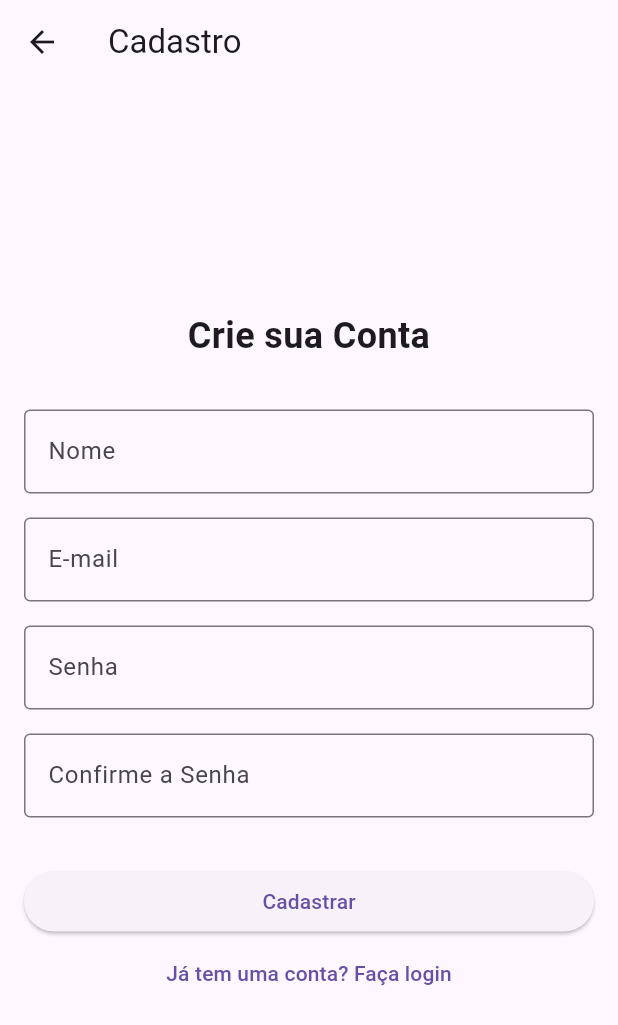
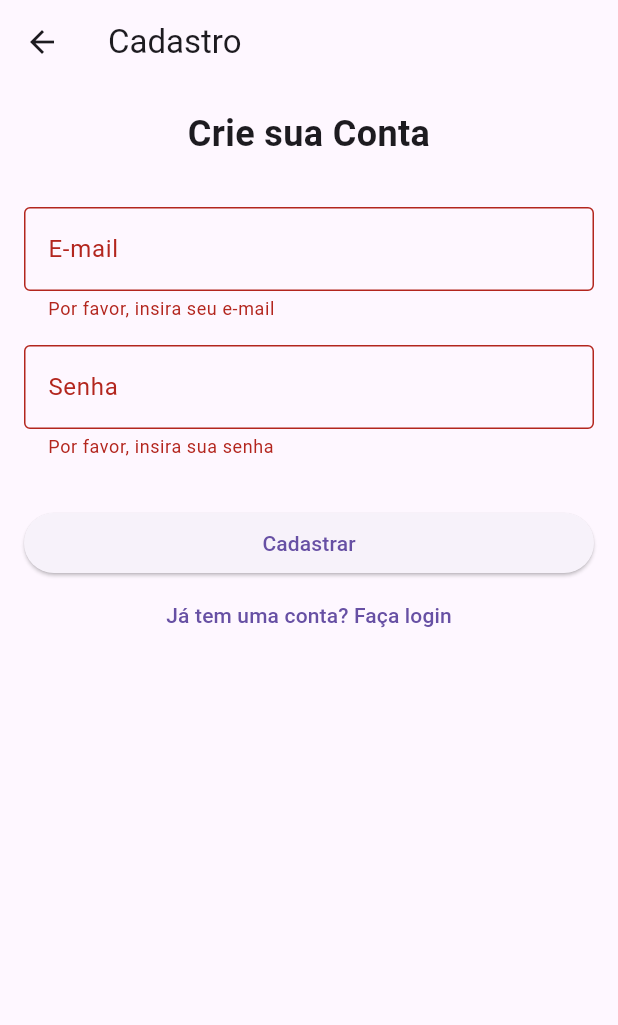
Before and after one commit to AntonioAlenc/Controle-de-Abastecimento, a Flutter app: the CadastroPage screen opened directly, after a tap on "Cadastrar", on a phone screen of 412 x 824 dp. Shown: the top 1025 px of the screen. Run offline on Flutter 3.47's test engine with Material 3 defaults, Android fonts, the phone set to English and light mode, and no system bars; our stand-ins replace cloud_firestore, firebase_auth, firebase_core; accounts and stored records are empty.

Commit message:
Tela de Login

```diff
--- a/controle_de_abastecimento/lib/telas/cadastro_page.dart
+++ b/controle_de_abastecimento/lib/telas/cadastro_page.dart
@@ -1,7 +1,27 @@
 import 'package:flutter/material.dart';
+import 'package:firebase_auth/firebase_auth.dart';
 
 class CadastroPage extends StatelessWidget {
-  const CadastroPage({Key? key}) : super(key: key);
+  final _formKey = GlobalKey<FormState>();
+  final TextEditingController emailController = TextEditingController();
+  final TextEditingController senhaController = TextEditingController();
+
+  CadastroPage({Key? key}) : super(key: key);
+
+  Future<void> _cadastrarUsuario(BuildContext context) async {
+    try {
+      await FirebaseAuth.instance.createUserWithEmailAndPassword(
+        email: emailController.text.trim(),
+        password: senhaController.text.trim(),
+      );
+      ScaffoldMessenger.of(context).showSnackBar(
+        const SnackBar(content: Text('Usuário cadastrado com sucesso!')));
+      Navigator.pop(context);
+    } catch (e) {
+      ScaffoldMessenger.of(context).showSnackBar(
+        SnackBar(content: Text('Erro ao cadastrar: $e')));
+    }
+  }
 
   @override
   Widget build(BuildContext context) {
@@ -11,9 +31,9 @@ class CadastroPage extends StatelessWidget {
       ),
       body: Padding(
         padding: const EdgeInsets.all(16.0),
-        child: Column(
-          mainAxisAlignment: MainAxisAlignment.center,
-          crossAxisAlignment: CrossAxisAlignment.stretch,
+        child: Form(
+          key: _formKey,
+          child: ListView(
             children: [
               const Text(
                 'Crie sua Conta',
@@ -21,53 +41,61 @@ class CadastroPage extends StatelessWidget {
                 textAlign: TextAlign.center,
               ),
               const SizedBox(height: 32),
-            TextField(
-              decoration: const InputDecoration(
-                labelText: 'Nome',
-                border: OutlineInputBorder(),
-              ),
-            ),
-            const SizedBox(height: 16),
-            TextField(
+              TextFormField(
+                controller: emailController,
                 decoration: const InputDecoration(
                   labelText: 'E-mail',
                   border: OutlineInputBorder(),
                 ),
                 keyboardType: TextInputType.emailAddress,
+                validator: (value) {
+                  if (value == null || value.isEmpty) {
+                    return 'Por favor, insira seu e-mail';
+                  }
+                  if (!RegExp(r"^[a-zA-Z0-9._%-]+@[a-zA-Z0-9.-]+\.[a-zA-Z]{2,4}$")
+                      .hasMatch(value)) {
+                    return 'Por favor, insira um e-mail válido';
+                  }
+                  return null;
+                },
               ),
               const SizedBox(height: 16),
-            TextField(
+              TextFormField(
+                controller: senhaController,
                 decoration: const InputDecoration(
                   labelText: 'Senha',
                   border: OutlineInputBorder(),
                 ),
                 obscureText: true,
-            ),
-            const SizedBox(height: 16),
-            TextField(
-              decoration: const InputDecoration(
-                labelText: 'Confirme a Senha',
-                border: OutlineInputBorder(),
-              ),
-              obscureText: true,
+                validator: (value) {
+                  if (value == null || value.isEmpty) {
+                    return 'Por favor, insira sua senha';
+                  }
+                  if (value.length < 6) {
+                    return 'A senha deve ter no mínimo 6 caracteres';
+                  }
+                  return null;
+                },
               ),
               const SizedBox(height: 32),
               ElevatedButton(
                 onPressed: () {
-                // Simulação de cadastro
-                print('Usuário cadastrado');
+                  if (_formKey.currentState!.validate()) {
+                    _cadastrarUsuario(context);
+                  }
                 },
                 child: const Text('Cadastrar'),
               ),
               TextButton(
                 onPressed: () {
-                Navigator.pop(context); // Volta para a tela de login
+                  Navigator.pop(context);
                 },
                 child: const Text('Já tem uma conta? Faça login'),
               ),
             ],
           ),
         ),
+      ),
     );
   }
 }
--- a/controle_de_abastecimento/pubspec.yaml
+++ b/controle_de_abastecimento/pubspec.yaml
@@ -30,9 +30,9 @@ environment:
 dependencies:
   flutter:
     sdk: flutter
-  firebase_core: ^2.16.0
-  firebase_auth: ^4.6.0
-  cloud_firestore: ^4.10.0
+  firebase_core: ^3.8.0
+  firebase_auth: ^5.3.3
+  cloud_firestore: ^5.5.0
 
 
 
```
Also changed, not shown: controle_de_abastecimento/lib/main.dart (+4 -6 lines), controle_de_abastecimento/lib/telas/drawer_menu.dart (+48 -9 lines), controle_de_abastecimento/lib/telas/login_page.dart (+17 -11 lines), controle_de_abastecimento/firebase.json (added), controle_de_abastecimento/lib/firebase_options.dart (added), controle_de_abastecimento/pubspec.lock, 4 other files. Lines whose indentation alone changed are shown as unchanged.
